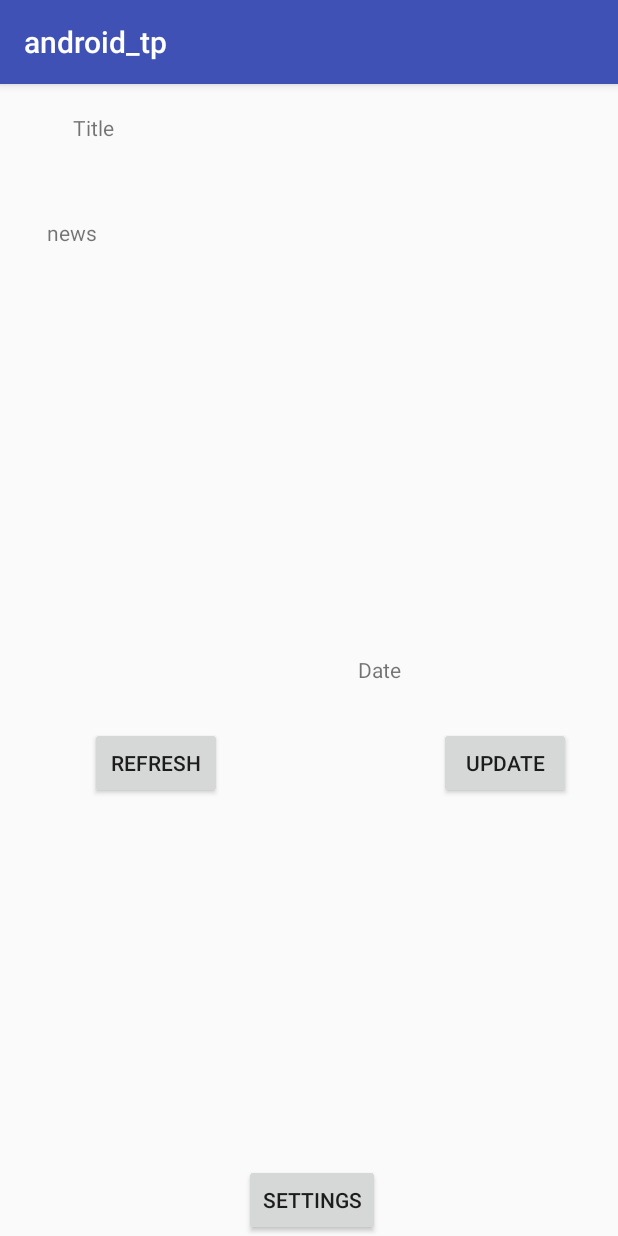
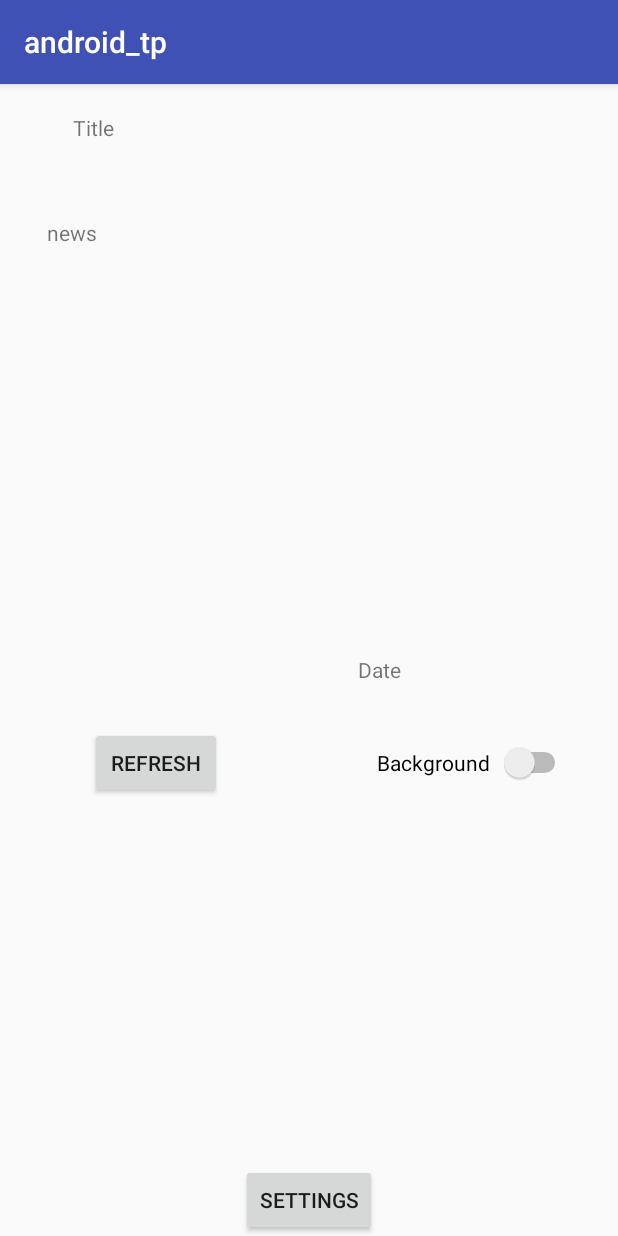
Before and after one commit to Evfrosiniya/android_news, an Android app: the screen it shows after launch (MainActivity), on a phone screen of 412 x 824 dp. Run offline under Robolectric (Android 15) with nearby library versions, the phone set to English and light mode, and no system bars.

Commit message:
Background update.

```diff
--- a/app/src/main/java/com/evfrosiniyazerminova/android_tp/MainActivity.java
+++ b/app/src/main/java/com/evfrosiniyazerminova/android_tp/MainActivity.java
@@ -10,6 +10,8 @@ import android.os.Bundle;
 import android.text.format.DateFormat;
 import android.view.View;
 import android.widget.Button;
+import android.widget.CompoundButton;
+import android.widget.Switch;
 import android.widget.TextView;
 
 import java.io.IOException;
@@ -18,6 +20,7 @@ import java.util.Date;
 
 import ru.mail.weather.lib.News;
 import ru.mail.weather.lib.NewsLoader;
+import ru.mail.weather.lib.Scheduler;
 import ru.mail.weather.lib.Storage;
 import ru.mail.weather.lib.Topics;
 
@@ -25,6 +28,7 @@ public class MainActivity extends AppCompatActivity {
 
     Button settingsButton, refreshButton, updateButton;
     TextView titleTextView, textTextView, dateTextView;
+    Switch mSwitch;
     Storage mStorage;
 
 
@@ -35,16 +39,32 @@ public class MainActivity extends AppCompatActivity {
 
         settingsButton = (Button) findViewById(R.id.settingsButton);
         refreshButton = (Button) findViewById(R.id.refreshButton);
-        updateButton = (Button) findViewById(R.id.updateButton);
 
         titleTextView = (TextView) findViewById(R.id.newsTitle);
         textTextView = (TextView) findViewById(R.id.newsText);
         dateTextView = (TextView) findViewById(R.id.newsDate);
 
+        mSwitch = (Switch) findViewById(R.id.switchBackground);
+
         settingsButton.setOnClickListener(onSettingsClick);
         refreshButton.setOnClickListener(onRefreshClick);
 
         mStorage = Storage.getInstance(MainActivity.this);
+
+        mSwitch.setOnCheckedChangeListener(new CompoundButton.OnCheckedChangeListener() {
+            Scheduler scheduler = Scheduler.getInstance();
+            Intent intent = new Intent(MainActivity.this, NewsIntentService.class);
+
+            @Override
+            public void onCheckedChanged(CompoundButton buttonView, boolean isChecked) {
+                if (isChecked) {
+                    scheduler.schedule(MainActivity.this, intent, 10*1000L);
+                } else {
+                    scheduler.unschedule(MainActivity.this, intent);
+                }
+            }
+        });
+
 
         if (mStorage.loadCurrentTopic() == "" || mStorage.loadCurrentTopic() == null)
             mStorage.saveCurrentTopic(Topics.AUTO);
@@ -102,4 +122,19 @@ public class MainActivity extends AppCompatActivity {
             }
         }
     };
+
+    @Override
+    protected void onResume() {
+        super.onResume();
+        News news = mStorage.getLastSavedNews();
+        Intent intent = new Intent(this, NewsIntentService.class);
+        intent.setAction(NewsIntentService.NEWS_LOAD_ACTION);
+        startService(intent);
+    }
+
+    @Override
+    protected void onStop() {
+        super.onStop();
+        LocalBroadcastManager.getInstance(this).unregisterReceiver(receiver);
+    }
 }
--- a/app/src/main/res/layout/activity_main.xml
+++ b/app/src/main/res/layout/activity_main.xml
@@ -68,18 +68,6 @@
         android:layout_marginStart="11dp" />
 
     <Button
-        android:id="@+id/updateButton"
-        android:layout_width="wrap_content"
-        android:layout_height="wrap_content"
-        android:text="Update"
-        tools:layout_editor_absoluteX="280dp"
-        tools:layout_editor_absoluteY="401dp"
-        android:layout_alignBaseline="@+id/refreshButton"
-        android:layout_alignBottom="@+id/refreshButton"
-        android:layout_alignRight="@+id/newsDate"
-        android:layout_alignEnd="@+id/newsDate" />
-
-    <Button
         android:id="@+id/settingsButton"
         android:layout_width="wrap_content"
         android:layout_height="wrap_content"
@@ -87,9 +75,19 @@
         tools:layout_editor_absoluteX="147dp"
         tools:layout_editor_absoluteY="457dp"
         android:layout_alignParentBottom="true"
-        android:layout_toLeftOf="@+id/updateButton"
-        android:layout_toStartOf="@+id/updateButton"
-        android:layout_marginRight="39dp"
-        android:layout_marginEnd="39dp" />
+        android:layout_centerHorizontal="true" />
+
+    <Switch
+        android:id="@+id/switchBackground"
+        android:layout_width="wrap_content"
+        android:layout_height="wrap_content"
+        android:layout_alignBaseline="@+id/refreshButton"
+        android:layout_alignBottom="@+id/refreshButton"
+        android:layout_alignEnd="@+id/newsDate"
+        android:layout_alignRight="@+id/newsDate"
+        android:layout_toEndOf="@+id/settingsButton"
+        android:checked="false"
+        android:text="Background"
+        tools:checked="false" />
 
 </RelativeLayout>
```
